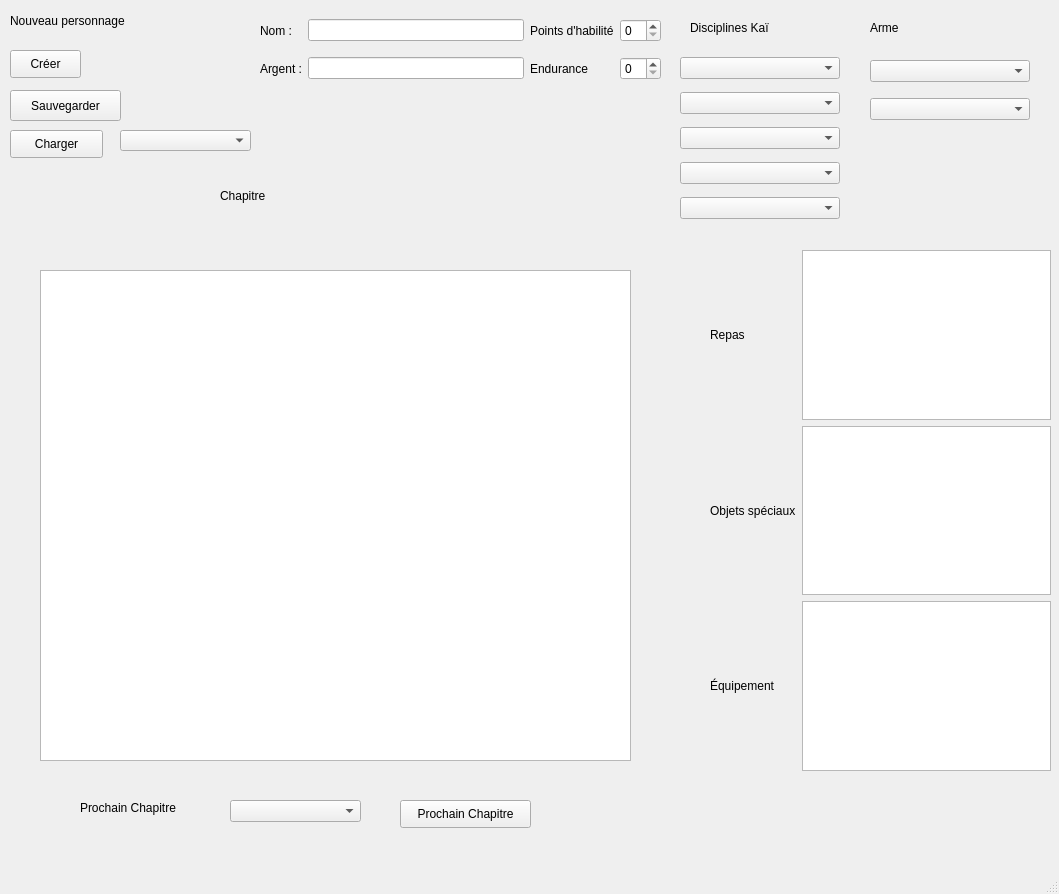
The window that tp.ui (VincentHoule/houle_vincent_BD2_TP) describes before a commit, drawn with Qt 5.
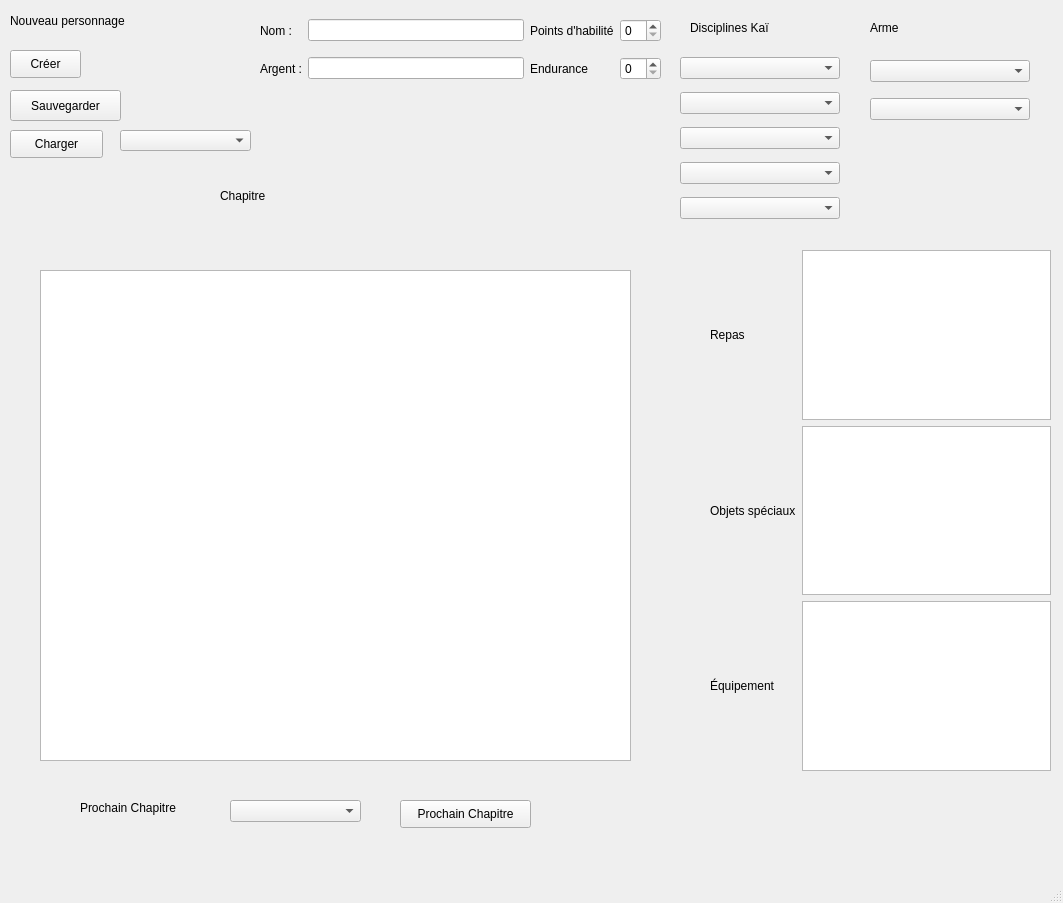
The same window after the commit.

The edit to the form file:
```diff
--- a/tp.ui
+++ b/tp.ui
@@ -6,8 +6,8 @@
    <rect>
     <x>0</x>
     <y>0</y>
-    <width>1059</width>
-    <height>894</height>
+    <width>1063</width>
+    <height>903</height>
    </rect>
   </property>
   <property name="windowTitle">
```
Left out of the diff: 4 changed lines with no effect on the pictures.
